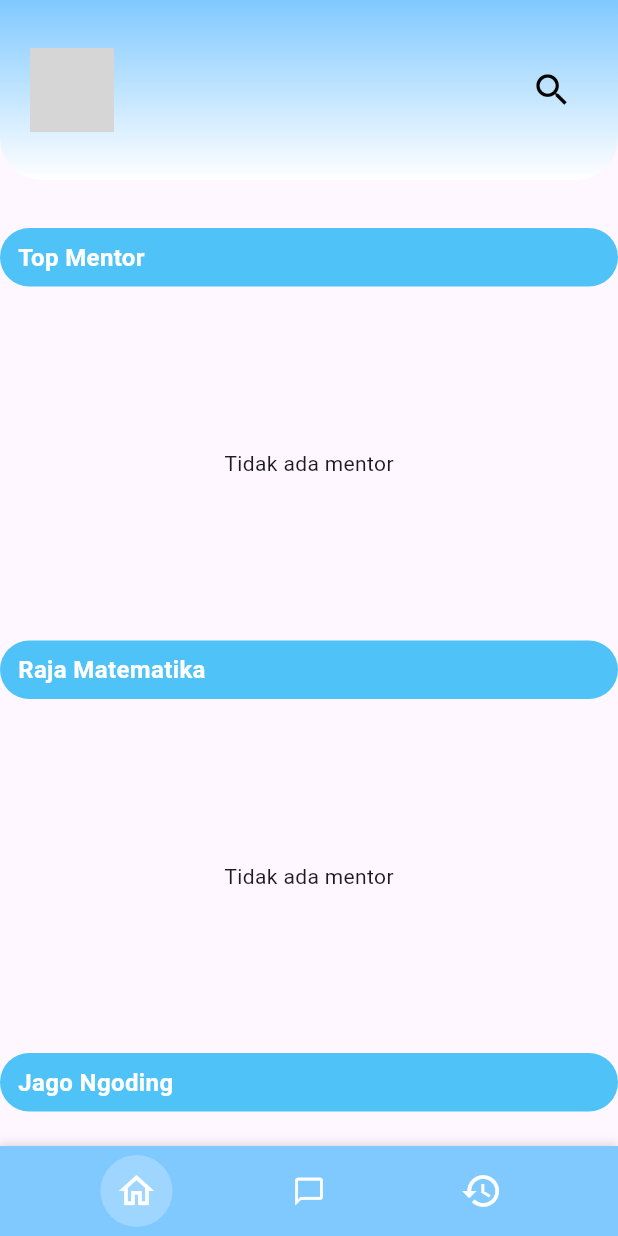
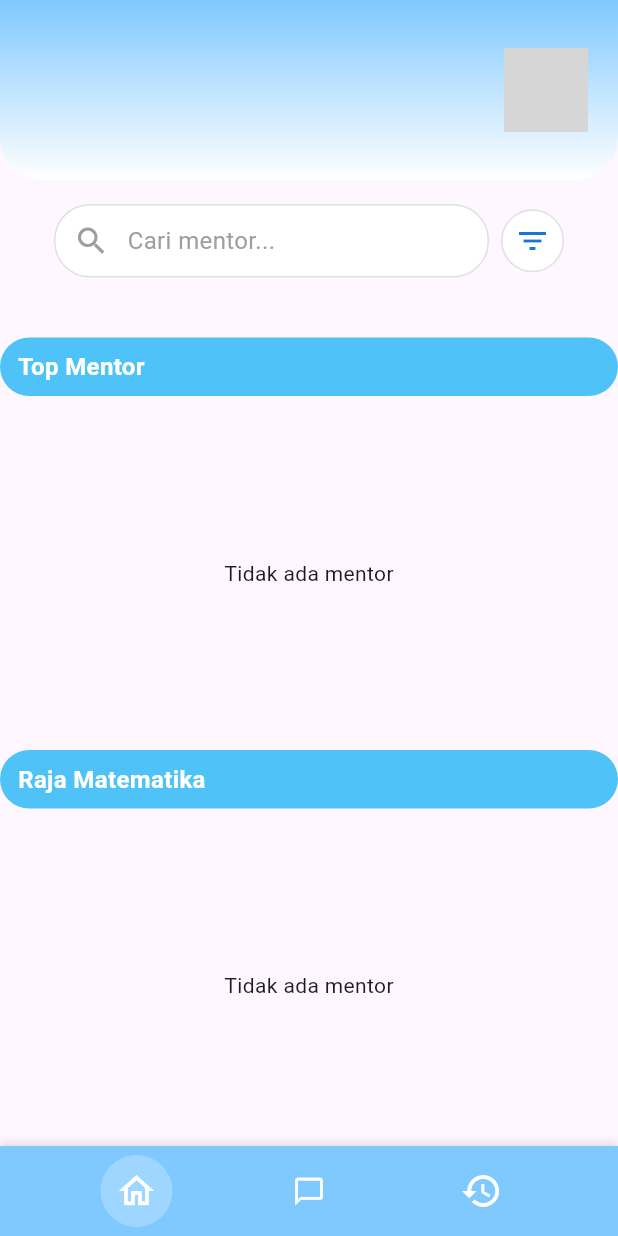
Before and after one commit to davin59/KonsulMate, a Flutter app: the HomeUser screen opened directly with empty values, on a phone screen of 412 x 824 dp. Run offline on Flutter 3.47's test engine with Material 3 defaults, Android fonts, the phone set to English and light mode, and no system bars; our stand-ins replace cloud_firestore, firebase_auth, firebase_core; accounts and stored records are empty; grey boxes are pictures that could not be loaded.

Commit message:
search bar

```diff
--- a/lib/pages/user/homepage_user.dart
+++ b/lib/pages/user/homepage_user.dart
@@ -5,6 +5,7 @@ import '../widgets/appbar_user.dart';
 import '../widgets/footer_user.dart';
 import '../widgets/mentor_section.dart';
 import 'mentor_detail_page.dart';
+import '../widgets/search_bar.dart';
 
 class HomeUser extends StatefulWidget {
   final String userName;
@@ -46,16 +47,23 @@ class _UserHomePageState extends State<HomeUser> {
   Widget build(BuildContext context) {
     return Scaffold(
       body: ListView(
-        padding: EdgeInsets.zero,
         children: [
           AppBarUser(
             userName: widget.userName,
             userId: widget.userId,
             asalKampus: widget.asalKampus,
           ),
-          const SizedBox(height: 24),
 
-          // Top Mentors - hapus const
+          // Tambahkan SearchBar di sini
+          Padding(
+            padding: const EdgeInsets.fromLTRB(20, 0, 20, 16),
+            child: CustomSearchBar(
+              userName: widget.userName,
+              userId: widget.userId,
+            ),
+          ),
+
+          // Top Mentors
           MentorSection(
             title: 'Top Mentor',
             onMentorTap: _navigateToMentorDetail,
--- a/lib/pages/widgets/appbar_user.dart
+++ b/lib/pages/widgets/appbar_user.dart
@@ -1,7 +1,6 @@
 import 'package:flutter/material.dart';
 import 'package:cloud_firestore/cloud_firestore.dart';
 import '../user/profilepage_user.dart';
-import '../user/search_page.dart';
 
 class AppBarUser extends StatelessWidget implements PreferredSizeWidget {
   final String userName;
@@ -39,7 +38,7 @@ class AppBarUser extends StatelessWidget implements PreferredSizeWidget {
 
   PreferredSizeWidget _buildAppBar(BuildContext context, String kampus) {
     return PreferredSize(
-      preferredSize: const Size.fromHeight(160), // Lebih tinggi
+      preferredSize: const Size.fromHeight(160),
       child: Container(
         decoration: const BoxDecoration(
           gradient: LinearGradient(
@@ -57,38 +56,12 @@ class AppBarUser extends StatelessWidget implements PreferredSizeWidget {
         ),
         child: SafeArea(
           child: Padding(
-            padding: const EdgeInsets.symmetric(horizontal: 20, vertical: 32), // Tambah padding vertikal
+            padding: const EdgeInsets.symmetric(horizontal: 20, vertical: 32),
             child: Row(
               crossAxisAlignment: CrossAxisAlignment.center,
+              mainAxisAlignment: MainAxisAlignment.spaceBetween, // Tambahkan ini
               children: [
-                // Profile photo
-                GestureDetector(
-                  onTap: () {
-                    if (userId != null) {
-                      Navigator.push(
-                        context,
-                        MaterialPageRoute(
-                          builder: (context) => UserProfilePage(
-                            userName: userName,
-                            userId: userId!,
-                            asalKampus: kampus,
-                          ),
-                        ),
-                      );
-                    } else {
-                      ScaffoldMessenger.of(context).showSnackBar(
-                        const SnackBar(content: Text('User ID tidak tersedia')),
-                      );
-                    }
-                  },
-                  child: const CircleAvatar(
-                    radius: 28,
-                    backgroundImage: AssetImage('assets/mentor_avatar.png'),
-                    backgroundColor: Colors.grey,
-                  ),
-                ),
-                const SizedBox(width: 16),
-                // Name and campus (centered)
+                // Name and campus (sekarang di kiri)
                 Expanded(
                   child: Column(
                     crossAxisAlignment: CrossAxisAlignment.start,
@@ -117,15 +90,21 @@ class AppBarUser extends StatelessWidget implements PreferredSizeWidget {
                     ],
                   ),
                 ),
-                // Search icon
-                IconButton(
-                  icon: const Icon(Icons.search, color: Colors.black, size: 28),
-                  onPressed: () {
+
+                const SizedBox(width: 16),
+
+                // Profile photo (sekarang di kanan)
+                GestureDetector(
+                  onTap: () {
                     if (userId != null) {
                       Navigator.push(
                         context,
                         MaterialPageRoute(
-                          builder: (context) => SearchPage(userName: userName, userId: userId!),
+                          builder: (context) => UserProfilePage(
+                            userName: userName,
+                            userId: userId!,
+                            asalKampus: kampus,
+                          ),
                         ),
                       );
                     } else {
@@ -134,6 +113,11 @@ class AppBarUser extends StatelessWidget implements PreferredSizeWidget {
                       );
                     }
                   },
+                  child: const CircleAvatar(
+                    radius: 28,
+                    backgroundImage: AssetImage('assets/mentor_avatar.png'),
+                    backgroundColor: Colors.grey,
+                  ),
                 ),
               ],
             ),
@@ -144,5 +128,5 @@ class AppBarUser extends StatelessWidget implements PreferredSizeWidget {
   }
 
   @override
-  Size get preferredSize => const Size.fromHeight(80);
+  Size get preferredSize => const Size.fromHeight(160);
 }
--- a/lib/pages/widgets/mentor_card.dart
+++ b/lib/pages/widgets/mentor_card.dart
@@ -125,7 +125,7 @@ class MentorDetailCard extends StatelessWidget {
                 width: double.infinity,
                 padding: const EdgeInsets.all(16),
                 decoration: const BoxDecoration(
-                  color: const Color(0xFF87CEEB),
+                  color: Color(0xFF87CEEB),
                   borderRadius: BorderRadius.only(
                     topLeft: Radius.circular(12),
                     topRight: Radius.circular(12),
--- /dev/null
+++ b/lib/pages/widgets/search_bar.dart
@@ -0,0 +1,93 @@
+import 'package:flutter/material.dart';
+import '../user/search_page.dart';
+
+class CustomSearchBar extends StatelessWidget {
+  final String userName;
+  final String userId;
+
+  const CustomSearchBar({
+    super.key,
+    required this.userName,
+    required this.userId,
+  });
+
+  @override
+  Widget build(BuildContext context) {
+    return Padding(
+      padding: const EdgeInsets.all(16.0),
+      child: Row(
+        children: [
+          Expanded(
+            child: GestureDetector(
+              onTap: () {
+                Navigator.push(
+                  context,
+                  MaterialPageRoute(
+                    builder: (context) => SearchPage(userName: userName, userId: userId),
+                  ),
+                );
+              },
+              child: Container(
+                decoration: BoxDecoration(
+                  color: Colors.white,
+                  borderRadius: BorderRadius.circular(24),
+                  border: Border.all(color: Colors.grey.shade300),
+                ),
+                child: const Row(
+                  children: [
+                    Padding(
+                      padding: EdgeInsets.symmetric(horizontal: 12.0),
+                      child: Icon(Icons.search, color: Colors.grey),
+                    ),
+                    Expanded(
+                      child: Padding(
+                        padding: EdgeInsets.symmetric(vertical: 12.0),
+                        child: Text(
+                          'Cari mentor...',
+                          style: TextStyle(
+                            color: Colors.grey,
+                            fontSize: 16,
+                          ),
+                        ),
+                      ),
+                    ),
+                  ],
+                ),
+              ),
+            ),
+          ),
+          const SizedBox(width: 8),
+          GestureDetector(
+            onTap: () {
+              Navigator.push(
+                context,
+                MaterialPageRoute(
+                  builder: (context) => SearchPage(
+                    userName: userName,
+                    userId: userId,
+                    showFilters: true, // Tambahkan parameter ini ke SearchPage jika ingin langsung menampilkan filter
+                  ),
+                ),
+              );
+            },
+            child: Container(
+              decoration: BoxDecoration(
+                shape: BoxShape.circle,
+                color: Colors.white,
+                border: Border.all(color: Colors.grey.shade300),
+              ),
+              child: Padding(
+                padding: const EdgeInsets.all(8.0),
+                child: Icon(
+                  Icons.filter_list,
+                  color: Colors.blue[700],
+                  size: 24,
+                ),
+              ),
+            ),
+          ),
+        ],
+      ),
+    );
+  }
+}
```
Also changed, not shown: lib/pages/user/search_page.dart (+8 -2 lines).
